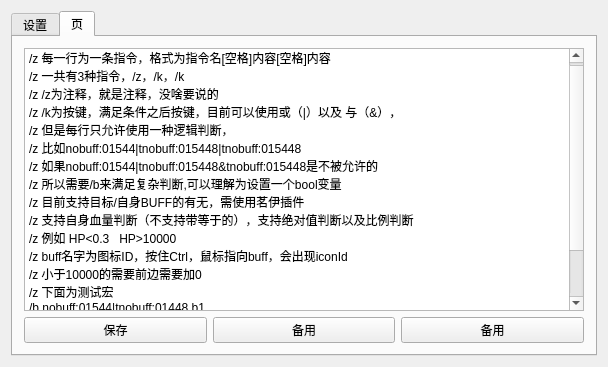
Before: the Qt Designer form window.ui in 851896022/SuperMacros, drawn with Qt 5.
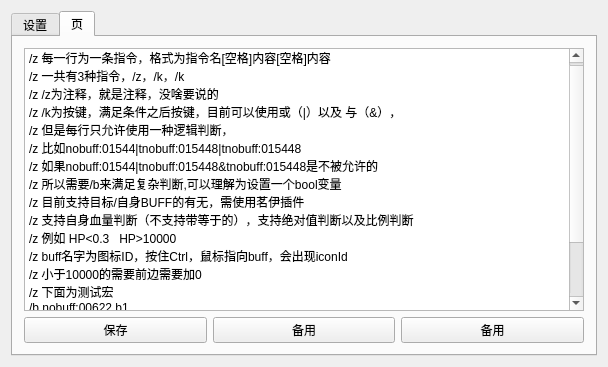
After: the same form once the commit is applied.

Commit message: 宏处理测试

```diff
--- a/window.ui
+++ b/window.ui
@@ -128,11 +128,12 @@
 &lt;p style=&quot; margin-top:0px; margin-bottom:0px; margin-left:0px; margin-right:0px; -qt-block-indent:0; text-indent:0px;&quot;&gt;/z buff名字为图标ID，按住Ctrl，鼠标指向buff，会出现iconId&lt;/p&gt;
 &lt;p style=&quot; margin-top:0px; margin-bottom:0px; margin-left:0px; margin-right:0px; -qt-block-indent:0; text-indent:0px;&quot;&gt;/z 小于10000的需要前边需要加0&lt;/p&gt;
 &lt;p style=&quot; margin-top:0px; margin-bottom:0px; margin-left:0px; margin-right:0px; -qt-block-indent:0; text-indent:0px;&quot;&gt;/z 下面为测试宏&lt;/p&gt;
-&lt;p style=&quot; margin-top:0px; margin-bottom:0px; margin-left:0px; margin-right:0px; -qt-block-indent:0; text-indent:0px;&quot;&gt;/b nobuff:01544|tnobuff:01448 b1&lt;/p&gt;
+&lt;p style=&quot; margin-top:0px; margin-bottom:0px; margin-left:0px; margin-right:0px; -qt-block-indent:0; text-indent:0px;&quot;&gt;/b nobuff:00622 b1&lt;/p&gt;
 &lt;p style=&quot; margin-top:0px; margin-bottom:0px; margin-left:0px; margin-right:0px; -qt-block-indent:0; text-indent:0px;&quot;&gt;/b HP&amp;lt;0.3 b2&lt;/p&gt;
-&lt;p style=&quot; margin-top:0px; margin-bottom:0px; margin-left:0px; margin-right:0px; -qt-block-indent:0; text-indent:0px;&quot;&gt;/b b3&amp;amp;buff:00152 b3&lt;/p&gt;
-&lt;p style=&quot; margin-top:0px; margin-bottom:0px; margin-left:0px; margin-right:0px; -qt-block-indent:0; text-indent:0px;&quot;&gt;/k nobuff:01544|tnobuff:01548 58&lt;/p&gt;
-&lt;p style=&quot; margin-top:0px; margin-bottom:0px; margin-left:0px; margin-right:0px; -qt-block-indent:0; text-indent:0px;&quot;&gt;/k b1|b2 64&lt;/p&gt;&lt;/body&gt;&lt;/html&gt;</string>
+&lt;p style=&quot; margin-top:0px; margin-bottom:0px; margin-left:0px; margin-right:0px; -qt-block-indent:0; text-indent:0px;&quot;&gt;/b nobuff:3192&lt;/p&gt;
+&lt;p style=&quot; margin-top:0px; margin-bottom:0px; margin-left:0px; margin-right:0px; -qt-block-indent:0; text-indent:0px;&quot;&gt;/k b2 93&lt;/p&gt;
+&lt;p style=&quot; margin-top:0px; margin-bottom:0px; margin-left:0px; margin-right:0px; -qt-block-indent:0; text-indent:0px;&quot;&gt;/k b1 08&lt;/p&gt;
+&lt;p style=&quot; margin-top:0px; margin-bottom:0px; margin-left:0px; margin-right:0px; -qt-block-indent:0; text-indent:0px;&quot;&gt;/k HP&amp;lt;10000 94&lt;/p&gt;&lt;/body&gt;&lt;/html&gt;</string>
           </property>
          </widget>
         </item>
```
The commit also changes 2 other files.
